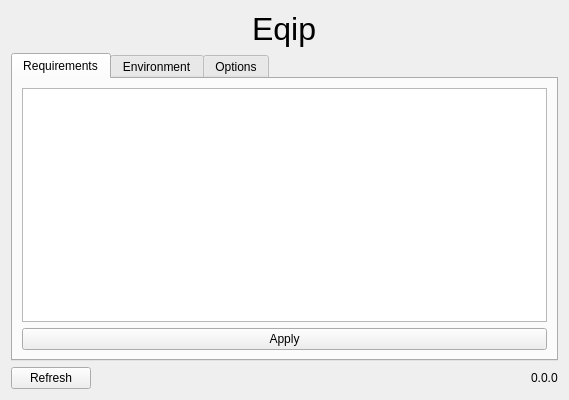
Qt form eqip/configuration/options.ui (cnheider/eqip) before a commit.
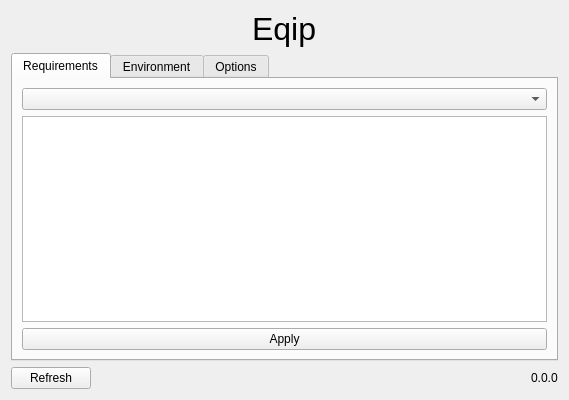
The same form after that commit. The open tabs and pages were chosen to show the change.

Patch:
```diff
--- a/eqip/configuration/options.ui
+++ b/eqip/configuration/options.ui
@@ -111,6 +111,9 @@
        <string>Requirements</string>
       </attribute>
       <layout class="QVBoxLayout" name="verticalLayout_11">
+       <item>
+        <widget class="QComboBox" name="plugin_selection_combo_box"/>
+       </item>
        <item>
         <widget class="QListView" name="requirements_list_view">
          <property name="editTriggers">
```
Left out of the diff: 2 changed lines with no effect on the pictures.
